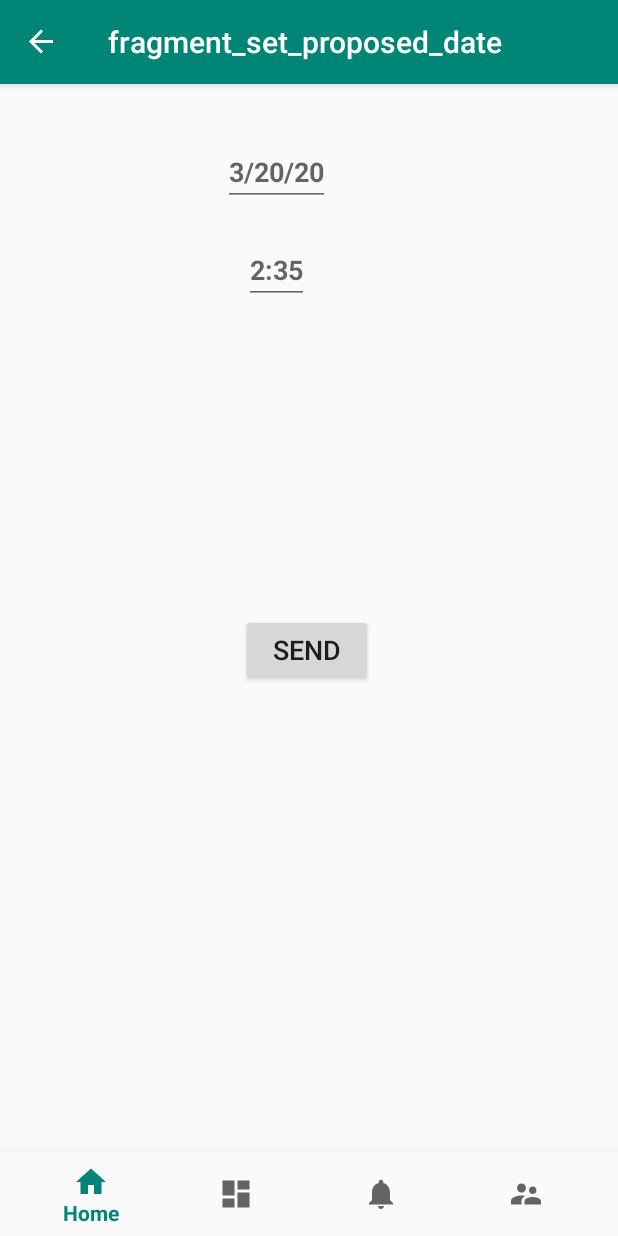
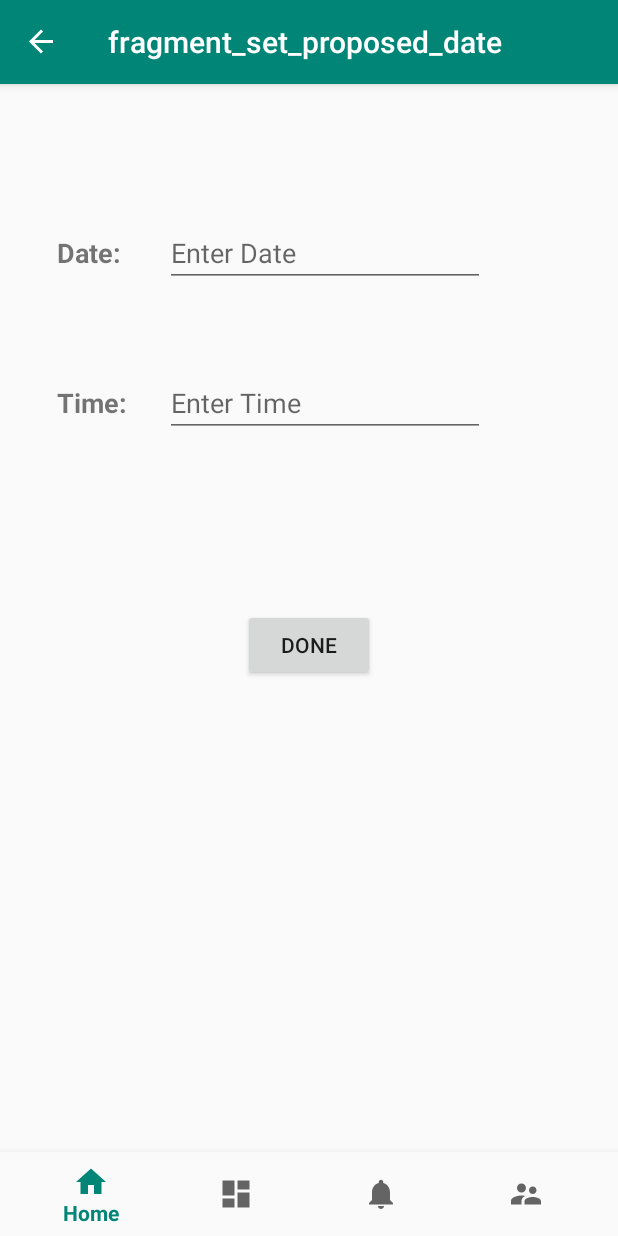
Before and after one commit to UCSD-CSE-110-2020/team-project-team6, an Android app: the SetProposedDate screen opened through its navigation route, on a phone screen of 412 x 824 dp. Run offline under Robolectric (Android 15) with nearby library versions, the phone set to English and light mode, and no system bars; our stand-ins replace Firebase (no records; nobody signed in at launch, a user with empty details on screens opened directly), navigation-ui; 3 statements that could not run were skipped.

Commit message:
attemp date-time picker

```diff
--- a/app/src/main/java/com/example/team_project_team6/ui/team/SetProposedDate.java
+++ b/app/src/main/java/com/example/team_project_team6/ui/team/SetProposedDate.java
@@ -1,66 +1,106 @@
 package com.example.team_project_team6.ui.team;
 
+import android.app.DatePickerDialog;
+import android.app.TimePickerDialog;
+import android.graphics.PorterDuff;
 import android.os.Bundle;
 
+import androidx.core.content.res.ResourcesCompat;
 import androidx.fragment.app.Fragment;
 
+import android.text.InputType;
+import android.util.Log;
 import android.view.LayoutInflater;
 import android.view.View;
 import android.view.ViewGroup;
+import android.widget.Button;
+import android.widget.DatePicker;
+import android.widget.EditText;
+import android.widget.TimePicker;
+import android.widget.Toast;
 
+import com.example.team_project_team6.MainActivity;
 import com.example.team_project_team6.R;
 
+import java.util.Calendar;
 
-/**
- * A simple {@link Fragment} subclass.
- * Use the {@link SetProposedDate#newInstance} factory method to
- * create an instance of this fragment.
- */
+
 public class SetProposedDate extends Fragment {
-    // TODO: Rename parameter arguments, choose names that match
-    // the fragment initialization parameters, e.g. ARG_ITEM_NUMBER
-    private static final String ARG_PARAM1 = "param1";
-    private static final String ARG_PARAM2 = "param2";
 
-    // TODO: Rename and change types of parameters
-    private String mParam1;
-    private String mParam2;
-
-    public SetProposedDate() {
-        // Required empty public constructor
-    }
-
-    /**
-     * Use this factory method to create a new instance of
-     * this fragment using the provided parameters.
-     *
-     * @param param1 Parameter 1.
-     * @param param2 Parameter 2.
-     * @return A new instance of fragment SetProposedDate.
-     */
-    // TODO: Rename and change types and number of parameters
-    public static SetProposedDate newInstance(String param1, String param2) {
-        SetProposedDate fragment = new SetProposedDate();
-        Bundle args = new Bundle();
-        args.putString(ARG_PARAM1, param1);
-        args.putString(ARG_PARAM2, param2);
-        fragment.setArguments(args);
-        return fragment;
-    }
-
-    @Override
-    public void onCreate(Bundle savedInstanceState) {
-        super.onCreate(savedInstanceState);
-        if (getArguments() != null) {
-            mParam1 = getArguments().getString(ARG_PARAM1);
-            mParam2 = getArguments().getString(ARG_PARAM2);
-        }
-    }
-
+    DatePickerDialog dpicker;
+    TimePickerDialog tpicker;
+    EditText dateEdit;
+    EditText timeEdit;
+    Button btDoneSet;
     @Override
     public View onCreateView(LayoutInflater inflater, ViewGroup container,
                              Bundle savedInstanceState) {
         // Inflate the layout for this fragment
-        return inflater.inflate(R.layout.fragment_set_proposed_date, container, false);
+        View root= inflater.inflate(R.layout.fragment_set_proposed_date, container, false);
+
+        dateEdit=(EditText) root.findViewById(R.id.date_edit);
+        dateEdit.setInputType(InputType.TYPE_NULL);
+        timeEdit=(EditText) root.findViewById(R.id.time_edit);
+        timeEdit.setInputType(InputType.TYPE_NULL);
+        timeEdit.setOnClickListener(new View.OnClickListener() {
+            @Override
+            public void onClick(View v) {
+                final Calendar cldr = Calendar.getInstance();
+                int hour = cldr.get(Calendar.HOUR_OF_DAY);
+                int minutes = cldr.get(Calendar.MINUTE);
+                // time picker dialog
+                tpicker = new TimePickerDialog(MainActivity.this,
+                        new TimePickerDialog.OnTimeSetListener() {
+                            @Override
+                            public void onTimeSet(TimePicker tp, int sHour, int sMinute) {
+                                timeEdit.setText(sHour + ":" + sMinute);
+                            }
+                        }, hour, minutes, true);
+                tpicker.show();
+            }
+        });
+        dateEdit.setOnClickListener(new View.OnClickListener() {
+            @Override
+            public void onClick(View v) {
+                final Calendar cldr = Calendar.getInstance();
+                int day = cldr.get(Calendar.DAY_OF_MONTH);
+                int month = cldr.get(Calendar.MONTH);
+                int year = cldr.get(Calendar.YEAR);
+                // date picker dialog
+                dpicker = new DatePickerDialog(MainActivity.this,
+                        new DatePickerDialog.OnDateSetListener() {
+                            @Override
+                            public void onDateSet(DatePicker view, int year, int monthOfYear, int dayOfMonth) {
+                                dateEdit.setText(dayOfMonth + "/" + (monthOfYear + 1) + "/" + year);
+                            }
+                        }, year, month, day);
+                dpicker.show();
+            }
+        });
+
+        btDoneSet = root.findViewById(R.id.bt_done_set);
+        btDoneSet.setOnClickListener(new View.OnClickListener() {
+            @Override
+            public void onClick(View view) {
+                Log.i("set date fragment", "set date and time");
+
+                if(dateEdit.getText().toString().isEmpty()) {
+                    dateEdit.requestFocus();
+                    Toast alert =  Toast.makeText(getActivity(), getString(R.string.alert_set_date), Toast.LENGTH_SHORT);
+                    int backgroundColor = ResourcesCompat.getColor(alert.getView().getResources(),R.color.colorAccent, null);
+                    alert.getView().getBackground().setColorFilter(backgroundColor, PorterDuff.Mode.SRC_IN);
+                    alert.show();
+
+                }
+                else if(timeEdit.getText().toString().isEmpty()) {
+                    dateEdit.requestFocus();
+                    Toast alert =  Toast.makeText(getActivity(), getString(R.string.alert_set_time), Toast.LENGTH_SHORT);
+                    int backgroundColor = ResourcesCompat.getColor(alert.getView().getResources(),R.color.colorAccent, null);
+                    alert.getView().getBackground().setColorFilter(backgroundColor, PorterDuff.Mode.SRC_IN);
+                    alert.show();
+                }
+            }
+        });
+        return root;
     }
 }
--- a/app/src/main/res/layout/fragment_set_proposed_date.xml
+++ b/app/src/main/res/layout/fragment_set_proposed_date.xml
@@ -1,55 +1,53 @@
 <?xml version="1.0" encoding="utf-8"?>
-<androidx.constraintlayout.widget.ConstraintLayout xmlns:android="http://schemas.android.com/apk/res/android"
-    xmlns:app="http://schemas.android.com/apk/res-auto"
-    xmlns:tools="http://schemas.android.com/tools"
+<RelativeLayout xmlns:android="http://schemas.android.com/apk/res/android"
     android:layout_width="match_parent"
     android:layout_height="match_parent">
 
-    <EditText
-        android:id="@+id/set_propose_date"
+    <TextView
+        android:id="@+id/txt_date"
         android:layout_width="wrap_content"
         android:layout_height="wrap_content"
-        android:layout_marginStart="40dp"
-        android:layout_marginTop="36dp"
-        android:layout_marginEnd="83dp"
-        android:hint="@string/set_propose_date"
+        android:layout_marginStart="38dp"
+        android:layout_marginTop="100dp"
         android:textSize="18sp"
         android:textStyle="bold"
-        app:layout_constraintEnd_toEndOf="parent"
-        app:layout_constraintStart_toStartOf="parent"
-        app:layout_constraintTop_toTopOf="parent" />
+        android:text="@string/txt_set_propose_date" />
 
     <EditText
-        android:id="@+id/set_propose_time"
+        android:id="@+id/date_edit"
         android:layout_width="wrap_content"
         android:layout_height="wrap_content"
-        android:layout_marginStart="40dp"
-        android:layout_marginTop="20dp"
-        android:layout_marginEnd="83dp"
-        android:hint="@string/set_propose_time"
+        android:layout_marginStart="110dp"
+        android:layout_marginTop="90dp"
+        android:ems="10"
+        android:hint="@string/set_propose_date" />
+
+    <TextView
+        android:id="@+id/txt_time"
+        android:layout_width="wrap_content"
+        android:layout_height="wrap_content"
+        android:layout_marginStart="38dp"
+        android:layout_marginTop="200dp"
         android:textSize="18sp"
         android:textStyle="bold"
-        app:layout_constraintEnd_toEndOf="parent"
-        app:layout_constraintStart_toStartOf="parent"
-        app:layout_constraintTop_toBottomOf="@+id/set_propose_date" />
+        android:text="@string/txt_set_propose_time" />
+
+    <EditText
+        android:id="@+id/time_edit"
+        android:layout_width="wrap_content"
+        android:layout_height="wrap_content"
+        android:layout_marginStart="110dp"
+        android:layout_marginTop="190dp"
+        android:ems="10"
+        android:hint="@string/set_propose_time" />
+
+    <Button
+        android:id="@+id/bt_done_set"
+        android:layout_width="wrap_content"
+        android:layout_height="wrap_content"
+        android:layout_marginTop="350dp"
+        android:text="@string/bt_set_date"
+        android:layout_centerHorizontal="true" />
 
 
-    <Button
-        android:id="@+id/bt_send_propose"
-        android:layout_width="wrap_content"
-        android:layout_height="wrap_content"
-        android:layout_marginStart="140dp"
-        android:layout_marginTop="40dp"
-        android:layout_marginEnd="143dp"
-        android:layout_marginBottom="200dp"
-        android:gravity="center"
-        android:text="@string/bt_send_propose"
-        android:textSize="18sp"
-        app:layout_constraintBottom_toBottomOf="parent"
-        app:layout_constraintEnd_toEndOf="parent"
-        app:layout_constraintStart_toStartOf="parent"
-        app:layout_constraintTop_toBottomOf="@+id/set_propose_time" />
-
-
-
-</androidx.constraintlayout.widget.ConstraintLayout>
+</RelativeLayout>
--- a/app/src/main/res/navigation/mobile_navigation.xml
+++ b/app/src/main/res/navigation/mobile_navigation.xml
@@ -113,6 +113,13 @@
             app:enterAnim="@anim/fragment_open_enter"
             app:exitAnim="@anim/fragment_open_exit"
             app:launchSingleTop="false" />
+
+        <action
+            android:id="@+id/action_routeDetailFragment_to_SetProposeDate"
+            app:destination="@id/setProposedDate"
+            app:enterAnim="@anim/fragment_open_enter"
+            app:exitAnim="@anim/fragment_open_exit"
+            app:launchSingleTop="false" />
     </fragment>
     <fragment
         android:id="@+id/navigation_team"
@@ -158,4 +165,5 @@
         android:name="com.example.team_project_team6.ui.team.SetProposedDate"
         android:label="fragment_set_proposed_date"
         tools:layout="@layout/fragment_set_proposed_date" />
+
 </navigation>
--- a/app/src/main/res/values/strings.xml
+++ b/app/src/main/res/values/strings.xml
@@ -56,6 +56,8 @@
     <string name="alert_route_name">Please Enter The Route Name!</string>
     <string name="alert_firstname">Please Enter Firstname!</string>
     <string name="alert_lastname">Please Enter Lastname!</string>
+    <string name="alert_set_date">Please Enter Date!</string>
+    <string name="alert_set_time">Please Enter Time!</string>
     <string name="alert_gmail">Please Enter Gmail!</string>
     <string name="alert_starting_point">Please Enter The Starting Point!</string>
     <string name="lb_route_fea">Route Features</string>
@@ -102,9 +104,12 @@
     <string name="txt_proposed_steps">Steps</string>
     <string name="txt_proposed_startingPoint">Starting Point</string>
     <string name="txt_proposed_mile">Mile</string>
-    <string name="set_propose_time">2:35</string>
-    <string name="set_propose_date">3/20/20</string>
-    <string name="bt_send_propose">Send</string>
+
+    <string name="set_propose_time">Enter Time</string>
+    <string name="set_propose_date">Enter Date</string>
+    <string name="txt_set_propose_time">Time: </string>
+    <string name="txt_set_propose_date">Date: </string>
+    <string name="bt_set_date">Done</string>
 
 
     <!-- TODO: Remove or change this placeholder text -->
```
Also changed, not shown: app/src/main/java/com/example/team_project_team6/ui/route_details/RouteDetailsFragment.java (+12 -0 lines).
